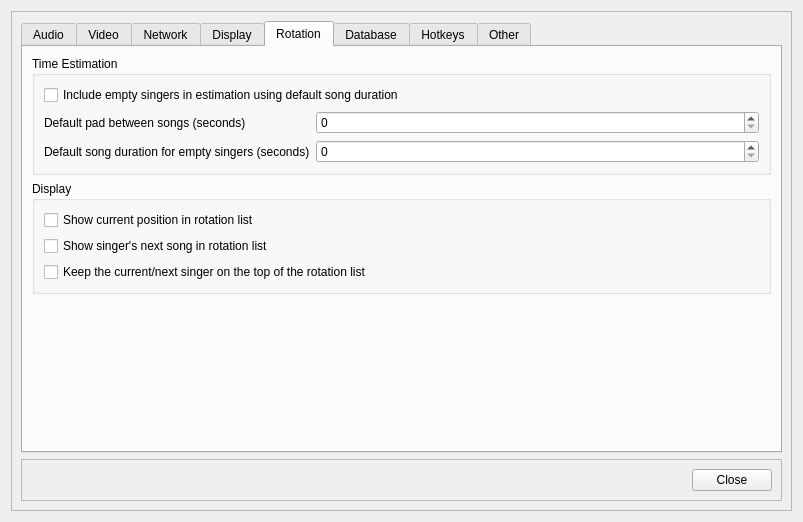
Qt form OpenKJ/dlgsettings.ui (OpenKJ/OpenKJ) before a commit.
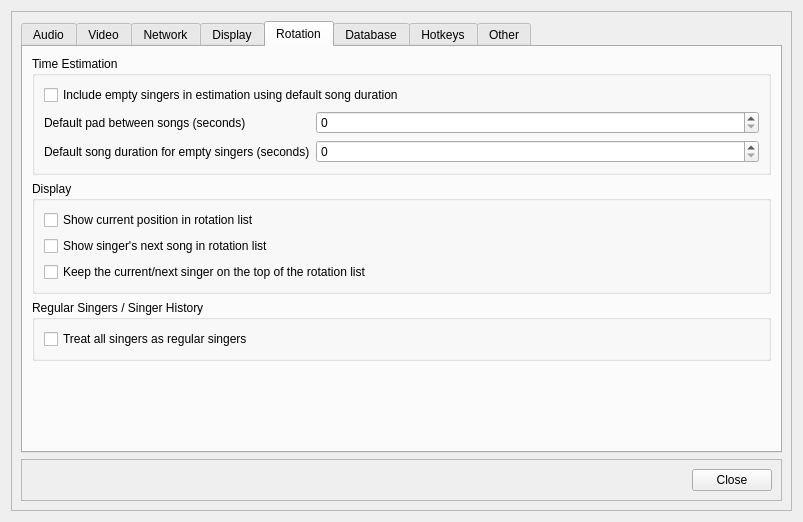
The same form after that commit. Icons and pictures are not drawn.

Commit message: Working on new singer history functionality

Diff of the .ui file:
```diff
--- a/OpenKJ/dlgsettings.ui
+++ b/OpenKJ/dlgsettings.ui
@@ -1431,6 +1431,25 @@
               </layout>
              </widget>
             </item>
+            <item>
+             <widget class="QGroupBox" name="groupBox_9">
+              <property name="title">
+               <string>Regular Singers / Singer History</string>
+              </property>
+              <layout class="QVBoxLayout" name="verticalLayout_29">
+               <item>
+                <widget class="QCheckBox" name="checkBoxTreatAllSingersAsRegs">
+                 <property name="toolTip">
+                  <string>&lt;html&gt;&lt;head/&gt;&lt;body&gt;&lt;p&gt;If enabled, all singers added to the rotation will be treated as regular singers and their history will be tracked.  History is saved by the singer name, so it's best if you avoid adding singers to the rotation named as just a common first name if you're interested in having a useful history for them.&lt;/p&gt;&lt;/body&gt;&lt;/html&gt;</string>
+                 </property>
+                 <property name="text">
+                  <string>Treat all singers as regular singers</string>
+                 </property>
+                </widget>
+               </item>
+              </layout>
+             </widget>
+            </item>
             <item>
              <spacer name="verticalSpacer_7">
               <property name="orientation">
```
The commit also changes 26 other files.
